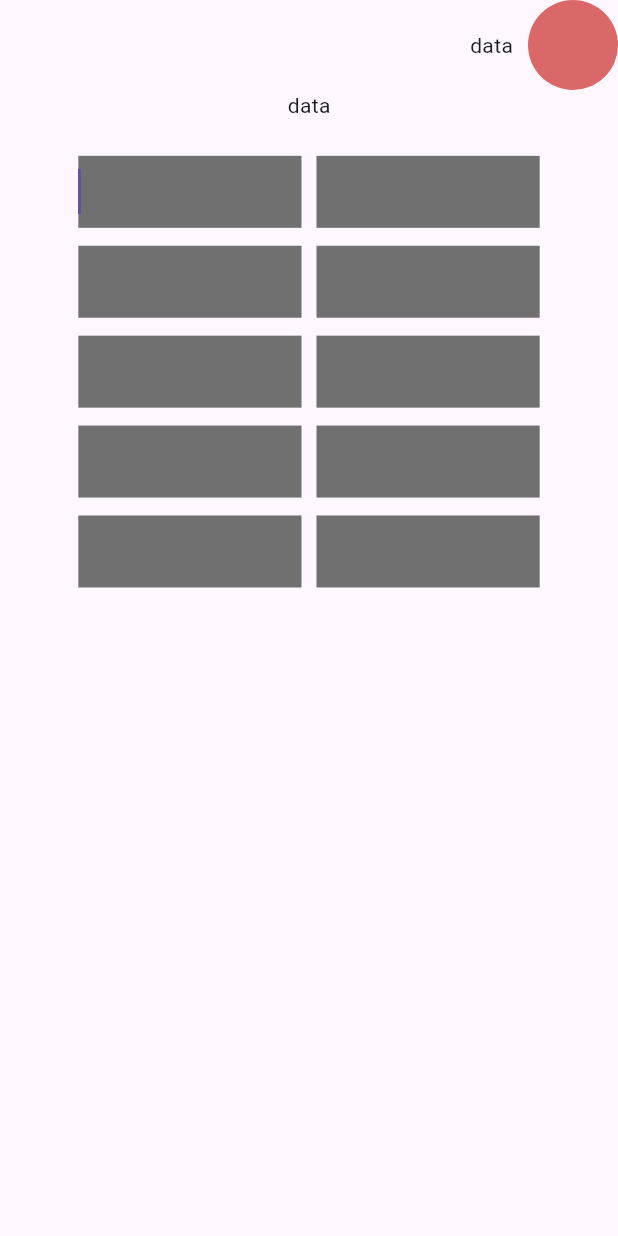
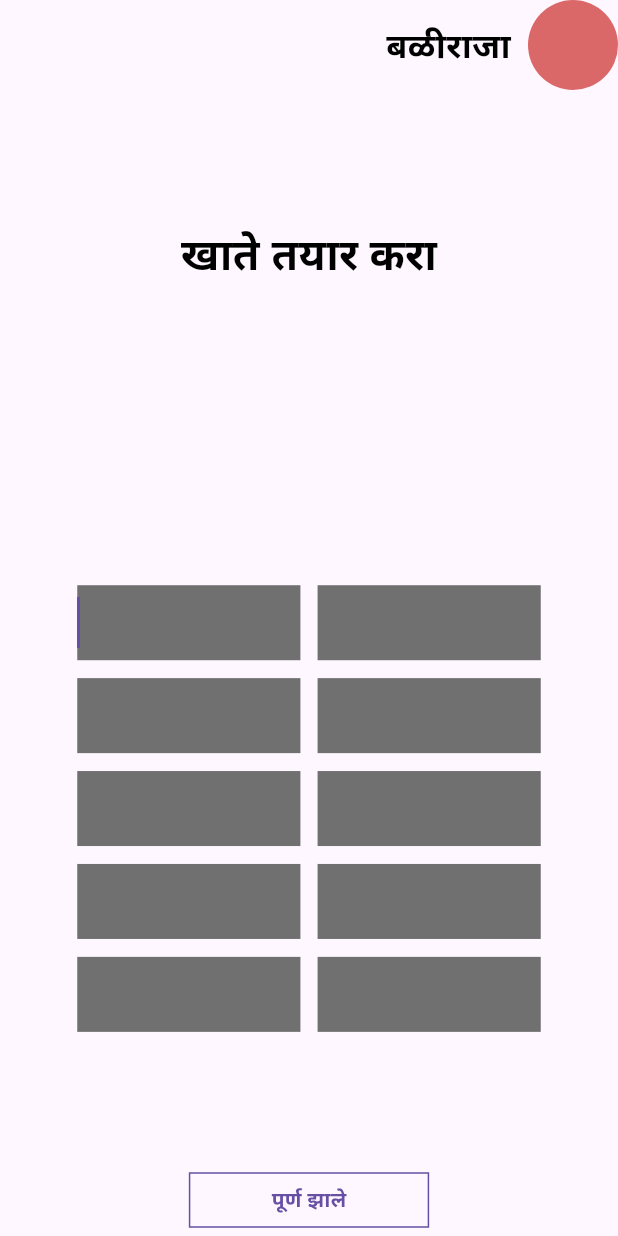
Before and after one commit to JalindarJagtap/Baliraja-app, a Flutter app: the screen it shows after launch, on a phone screen of 412 x 824 dp. Run offline on Flutter 3.47's test engine with Material 3 defaults, Android fonts, the phone set to English and light mode, and no system bars; our stand-ins replace flutter_screenutil, go_router, google_fonts.

Commit message:
changes in the app

```diff
--- a/lib/constants/app_string.dart
+++ b/lib/constants/app_string.dart
@@ -2,4 +2,8 @@ class AppStrings {
   static const String baapWallet = "Baap Wallet";
   static const String madeIn = "Made in ";
   static const String paregaonLive = "Paregaon Live ";
+  static const String usertitle = "बळीराजा";
+  static const String centertitle = "खाते तयार करा";
+  static const String buttontext = "पूर्ण झाले";
+  static const String lastname = "आडनाव ";
 }
--- a/lib/presentatioin/user_account_screen/user_account_screen.dart
+++ b/lib/presentatioin/user_account_screen/user_account_screen.dart
@@ -1,5 +1,8 @@
 import 'package:baliraja/constants/app_colors.dart';
 import 'package:baliraja/constants/app_images.dart';
+import 'package:baliraja/constants/app_string.dart';
+import 'package:baliraja/widgets/button_widget.dart';
+import 'package:baliraja/widgets/custom_text_widget.dart';
 import 'package:baliraja/widgets/textform_field_widget.dart';
 import 'package:flutter/material.dart';
 import 'package:flutter_screenutil/flutter_screenutil.dart';
@@ -18,6 +21,7 @@ class _AccountScreenState extends State<UserAccountScreen> {
       child: Scaffold(
         body: Center(
           child: Column(
+            mainAxisAlignment: MainAxisAlignment.spaceBetween,
             children: [
               Row(
                 mainAxisAlignment: MainAxisAlignment.end,
@@ -25,17 +29,21 @@ class _AccountScreenState extends State<UserAccountScreen> {
                   _usertitle(),
                 ],
               ),
-              Text("data"),
+              TextWidget(
+                data: AppStrings.centertitle,
+                color: AppColors.blackColor,
+                fontSize: 25.sp,
+              ),
               SizedBox(height: 20.h),
               Row(
                 mainAxisAlignment: MainAxisAlignment.center,
                 children: [
                   _buildTextFormField(),
-                  const SizedBox(width: 10),
+                  SizedBox(width: 10.w),
                   _buildTextFormField(),
-                  // Add more TextFormFields as needed
                 ],
-              )
+              ),
+              _appbutton()
             ],
           ),
         ),
@@ -44,13 +52,17 @@ class _AccountScreenState extends State<UserAccountScreen> {
   }
 
   _usertitle() {
-    return const Row(
+    return Row(
       children: [
-        Text("data"),
+        TextWidget(
+          data: AppStrings.usertitle,
+          color: AppColors.blackColor,
+          fontSize: 20.sp,
+        ),
         SizedBox(
-          width: 10,
+          width: 10.w,
         ),
-        CircleAvatar(
+        const CircleAvatar(
           radius: 30,
           backgroundColor: Color.fromARGB(255, 219, 104, 104),
         ),
@@ -59,46 +71,46 @@ class _AccountScreenState extends State<UserAccountScreen> {
   }
 
   _buildTextFormField() {
-    return Container(
+    return SizedBox(
       width: 130.w,
       child: Column(
         children: [
           Container(
             color: AppColors.grayColor,
-            child: const TextFormFieldWidget(
-              fontSize: 20,
+            child: TextFormFieldWidget(
+              fontSize: 20.sp,
               fontWeight: FontWeight.bold,
             ),
           ),
           SizedBox(height: 10.h),
           Container(
             color: AppColors.grayColor,
-            child: const TextFormFieldWidget(
-              fontSize: 20,
+            child: TextFormFieldWidget(
+              fontSize: 20.sp,
               fontWeight: FontWeight.bold,
             ),
           ),
           SizedBox(height: 10.h),
           Container(
             color: AppColors.grayColor,
-            child: const TextFormFieldWidget(
-              fontSize: 20,
+            child: TextFormFieldWidget(
+              fontSize: 20.sp,
               fontWeight: FontWeight.bold,
             ),
           ),
           SizedBox(height: 10.h),
           Container(
             color: AppColors.grayColor,
-            child: const TextFormFieldWidget(
-              fontSize: 20,
+            child: TextFormFieldWidget(
+              fontSize: 20.sp,
               fontWeight: FontWeight.bold,
             ),
           ),
           SizedBox(height: 10.h),
           Container(
             color: AppColors.grayColor,
-            child: const TextFormFieldWidget(
-              fontSize: 20,
+            child: TextFormFieldWidget(
+              fontSize: 20.sp,
               fontWeight: FontWeight.bold,
             ),
           ),
@@ -106,4 +118,16 @@ class _AccountScreenState extends State<UserAccountScreen> {
       ),
     );
   }
+
+  _appbutton() {
+    return Container(
+      width: 140.w,
+      child: OutlineButtonWidget(
+        buttonWidth: 5.w,
+        buttonHeight: 15.h,
+        text: AppStrings.buttontext,
+        fontWeight: FontWeight.bold,
+      ),
+    );
+  }
 }
--- a/lib/widgets/button_widget.dart
+++ b/lib/widgets/button_widget.dart
@@ -1,92 +1,93 @@
 // import 'package:baapwallet/widgets/text_widget.dart';
-// import 'package:baliraja/widgets/circularprogress-indicator.dart';
-// import 'package:baliraja/widgets/custom_text_widget.dart';
-// import 'package:flutter/material.dart';
-// import 'package:flutter_screenutil/flutter_screenutil.dart';
+import 'package:baliraja/constants/app_sizes.dart';
+import 'package:baliraja/widgets/circularprogress-indicator.dart';
+import 'package:baliraja/widgets/custom_text_widget.dart';
+import 'package:flutter/material.dart';
+import 'package:flutter_screenutil/flutter_screenutil.dart';
 
 // import '../consts/app_sizes.dart';
 // import 'custom_circular_progress_indicator.dart';
 
-// class OutlineButtonWidget extends StatefulWidget {
-//   final String? text;
-//   final IconData? iconData;
-//   final MaterialStateProperty<Color?>? labelColor;
-//   final double? labelFontSize;
-//   final VoidCallback? onPressed;
-//   final double borderRadius;
-//   final bool? inProgress;
-//   final bool? isBackArrow;
-//   final FontWeight? fontWeight;
-//   final double? buttonWidth;
-//   final double? buttonHeight;
+class OutlineButtonWidget extends StatefulWidget {
+  final String? text;
+  final IconData? iconData;
+  final MaterialStateProperty<Color?>? labelColor;
+  final double? labelFontSize;
+  final VoidCallback? onPressed;
+  final double borderRadius;
+  final bool? inProgress;
+  final bool? isBackArrow;
+  final FontWeight? fontWeight;
+  final double? buttonWidth;
+  final double? buttonHeight;
 
-//   const OutlineButtonWidget(
-//       {super.key,
-//       this.onPressed,
-//       this.borderRadius = 0.0,
-//       this.labelColor,
-//       this.inProgress,
-//       this.text,
-//       this.labelFontSize,
-//       this.iconData,
-//       this.fontWeight,
-//       this.buttonWidth,
-//       this.buttonHeight,
-//       this.isBackArrow});
+  const OutlineButtonWidget(
+      {super.key,
+      this.onPressed,
+      this.borderRadius = 0.0,
+      this.labelColor,
+      this.inProgress,
+      this.text,
+      this.labelFontSize,
+      this.iconData,
+      this.fontWeight,
+      this.buttonWidth,
+      this.buttonHeight,
+      this.isBackArrow});
 
-//   @override
-//   State<OutlineButtonWidget> createState() => _OutlineButtonWidgetState();
-// }
+  @override
+  State<OutlineButtonWidget> createState() => _OutlineButtonWidgetState();
+}
 
-// class _OutlineButtonWidgetState extends State<OutlineButtonWidget> {
-//   @override
-//   Widget build(BuildContext context) {
-//     return TextButton(
-//       onPressed: widget.onPressed,
-//       style: ButtonStyle(
-//         shape: MaterialStatePropertyAll(
-//           RoundedRectangleBorder(
-//             side: BorderSide(
-//               color: Theme.of(context).primaryColor,
-//             ),
-//             borderRadius: BorderRadius.circular(widget.borderRadius),
-//           ),
-//         ),
-//         backgroundColor: widget.labelColor ??
-//             MaterialStatePropertyAll(Theme.of(context).scaffoldBackgroundColor),
-//         minimumSize: MaterialStatePropertyAll(
-//           Size(widget.buttonWidth ?? AppSizes.setWidth(100),
-//               widget.buttonHeight ?? AppSizes.setHeight(45)),
-//         ),
-//       ),
-//       child: (widget.inProgress ?? false)
-//           ? const CustomCircularProgressIndidator()
-//           : Row(
-//               mainAxisAlignment: MainAxisAlignment.center,
-//               children: [
-//                 TextWidget(
-//                   context: context,
-//                   data: widget.text,
-//                   fontSize: widget.labelFontSize,
-//                   color: Theme.of(context).primaryColor,
-//                   fontWeight: widget.fontWeight,
-//                 ),
-//                 widget.isBackArrow ?? false
-//                     ? Row(
-//                         mainAxisAlignment: MainAxisAlignment.center,
-//                         children: [
-//                           SizedBox(
-//                             width: 5.sp,
-//                           ),
-//                           Icon(
-//                             widget.iconData,
-//                             color: Theme.of(context).primaryColor,
-//                           )
-//                         ],
-//                       )
-//                     : const SizedBox()
-//               ],
-//             ),
-//     );
-//   }
-// }
+class _OutlineButtonWidgetState extends State<OutlineButtonWidget> {
+  @override
+  Widget build(BuildContext context) {
+    return TextButton(
+      onPressed: widget.onPressed,
+      style: ButtonStyle(
+        shape: MaterialStatePropertyAll(
+          RoundedRectangleBorder(
+            side: BorderSide(
+              color: Theme.of(context).primaryColor,
+            ),
+            borderRadius: BorderRadius.circular(widget.borderRadius),
+          ),
+        ),
+        backgroundColor: widget.labelColor ??
+            MaterialStatePropertyAll(Theme.of(context).scaffoldBackgroundColor),
+        minimumSize: MaterialStatePropertyAll(
+          Size(widget.buttonWidth ?? AppSizes.setWidth(100),
+              widget.buttonHeight ?? AppSizes.setHeight(45)),
+        ),
+      ),
+      child: (widget.inProgress ?? false)
+          ? const CustomCircularProgressIndidator()
+          : Row(
+              mainAxisAlignment: MainAxisAlignment.center,
+              children: [
+                TextWidget(
+                  context: context,
+                  data: widget.text,
+                  fontSize: widget.labelFontSize,
+                  color: Theme.of(context).primaryColor,
+                  fontWeight: widget.fontWeight,
+                ),
+                widget.isBackArrow ?? false
+                    ? Row(
+                        mainAxisAlignment: MainAxisAlignment.center,
+                        children: [
+                          SizedBox(
+                            width: 5.sp,
+                          ),
+                          Icon(
+                            widget.iconData,
+                            color: Theme.of(context).primaryColor,
+                          )
+                        ],
+                      )
+                    : const SizedBox()
+              ],
+            ),
+    );
+  }
+}
--- a/lib/widgets/custom_text_widget.dart
+++ b/lib/widgets/custom_text_widget.dart
@@ -3,7 +3,7 @@ import 'package:google_fonts/google_fonts.dart';
 
 class TextWidget extends StatelessWidget {
   const TextWidget({
-    required this.context,
+     this.context,
     super.key,
     this.data,
     this.fontWeight,
@@ -11,7 +11,7 @@ class TextWidget extends StatelessWidget {
     this.fontSize,
   });
 
-  final BuildContext context;
+  final BuildContext? context;
   final String? data;
   final FontWeight? fontWeight;
   final Color? color;
```
